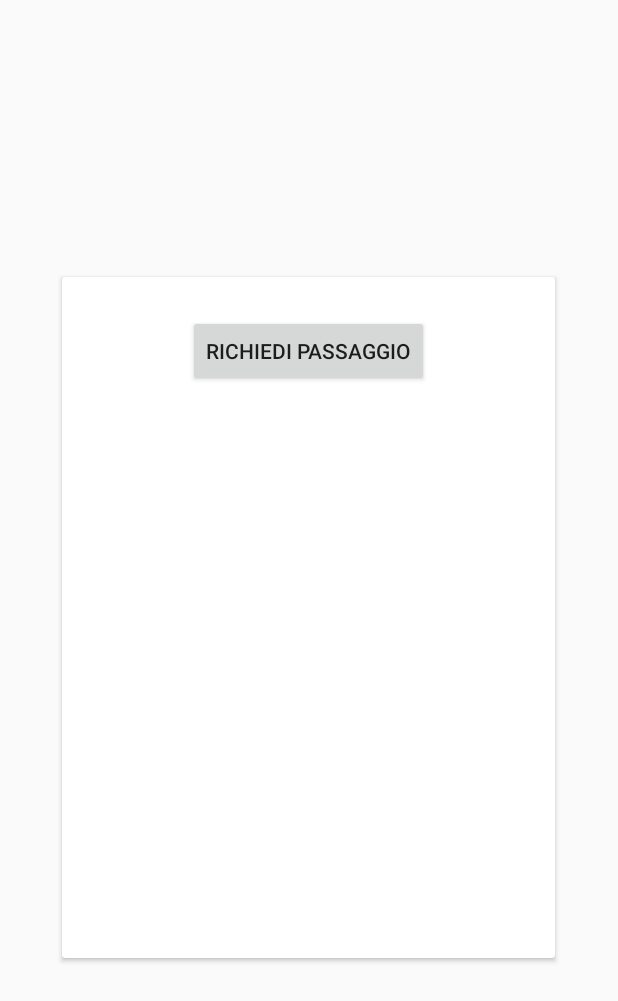
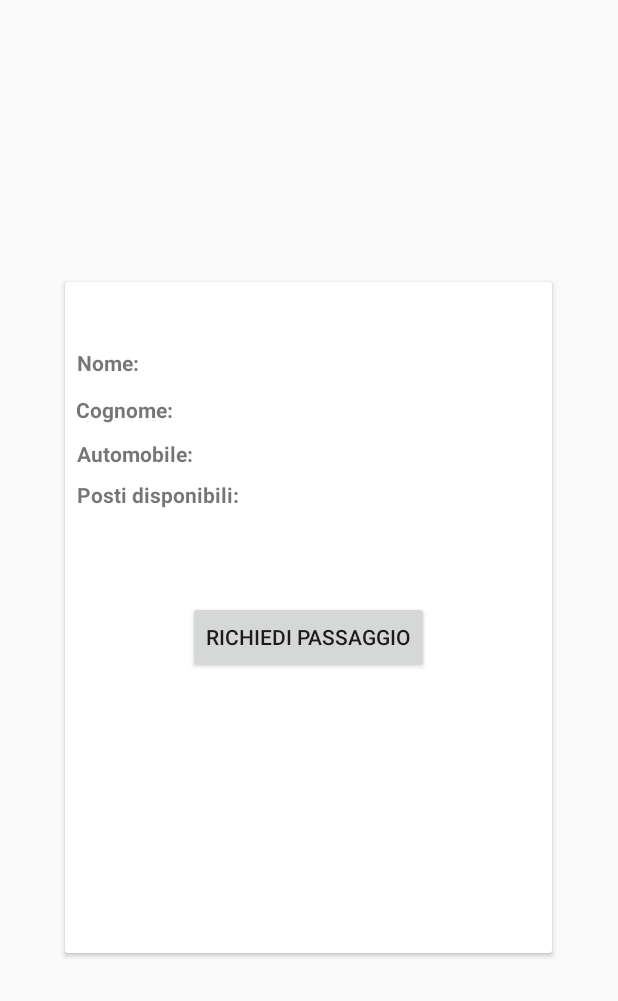
Before and after one commit to dinobrun/car-pooling, an Android app: the layout info_window.xml on its own in the app's theme, with its tools: preview values and no code run, on a phone screen of 412 x 824 dp. Shown: the top 1001 px of the screen. Run offline under Robolectric (Android 15) with nearby library versions, the phone set to English and light mode, and no system bars.

Commit message:
aggiornate visualizzazione info passaggi

```diff
--- a/app/src/main/java/it/uniba/di/sms/carpooling/MapsActivity.java
+++ b/app/src/main/java/it/uniba/di/sms/carpooling/MapsActivity.java
@@ -250,13 +250,18 @@ public class MapsActivity extends FragmentActivity implements OnMapReadyCallback
         params.addRule(RelativeLayout.CENTER_HORIZONTAL, RelativeLayout.TRUE);
         params.addRule(RelativeLayout.ALIGN_PARENT_BOTTOM, RelativeLayout.TRUE);
 
-        TextView txtNome = (TextView) rowView.findViewById(R.id.txtNome);
-        TextView txtCognome = (TextView) rowView.findViewById(R.id.txtCognome);
-        Button btnRequest = (Button) rowView.findViewById(R.id.btnRequest);
+        TextView txtNome = rowView.findViewById(R.id.txtNome);
+        TextView txtCognome = rowView.findViewById(R.id.txtCognome);
+        TextView txtAuto =  rowView.findViewById(R.id.txtAuto);
+        TextView txtPosti = rowView.findViewById(R.id.txtPosti);
+        Button btnRequest =  rowView.findViewById(R.id.btnRequest);
 
         final Passaggio passaggio = (Passaggio) marker.getTag();
-        txtNome.setText(passaggio.getAutista());
-        txtCognome.setText(passaggio.getIndirizzo());
+        txtNome.append(" " + passaggio.getAutista());
+        txtCognome.append(" " + passaggio.getIndirizzo());
+        txtAuto.append(" " + passaggio.getAutomobile());
+        txtPosti.append(" " + Integer.toString(passaggio.getNumPosti()));
+
         if(passaggio.isRichiesto()){
             btnRequest.setClickable(false);
         }else{
--- a/app/src/main/java/it/uniba/di/sms/carpooling/Utente.java
+++ b/app/src/main/java/it/uniba/di/sms/carpooling/Utente.java
@@ -69,7 +69,6 @@ public class Utente {
     }
 
 
-
     public Utente(String username, String nome, String cognome, String indirizzo, String email, String telefono, Boolean confermato) {
         this.username = username;
         this.nome = nome;
@@ -81,6 +80,8 @@ public class Utente {
     }
 
 
+
+
     public void addAzienda(String azienda){
         this.azienda=azienda;
     }
--- a/app/src/main/res/layout/info_window.xml
+++ b/app/src/main/res/layout/info_window.xml
@@ -1,42 +1,100 @@
 <?xml version="1.0" encoding="utf-8"?>
-<LinearLayout xmlns:android="http://schemas.android.com/apk/res/android"
+<android.support.constraint.ConstraintLayout xmlns:android="http://schemas.android.com/apk/res/android"
+    xmlns:app="http://schemas.android.com/apk/res-auto"
+    xmlns:tools="http://schemas.android.com/tools"
     android:orientation="vertical"
     android:layout_width="350dp"
     android:layout_height="475dp"
     android:padding="5dp"
     android:layout_gravity="center">
     <android.support.v7.widget.CardView
+        android:id="@+id/card_view"
         android:layout_width="match_parent"
         android:layout_height="match_parent"
-        android:layout_margin="5dp">
+        android:layout_margin="5dp"
+        android:clickable="true"
+        app:cardPreventCornerOverlap="false"
+        app:cardUseCompatPadding="true">>
 
-    <LinearLayout
+        <android.support.constraint.ConstraintLayout
             android:layout_width="match_parent"
             android:layout_height="wrap_content"
             android:orientation="vertical">
-        <TextView
-            android:id="@+id/txtNome"
-            android:layout_width="wrap_content"
-            android:layout_height="wrap_content"
-            android:textStyle="bold"
-            android:layout_gravity="center_horizontal"
-            android:layout_marginTop="5dp"/>
-        <TextView
-            android:id="@+id/txtCognome"
-            android:layout_width="wrap_content"
-            android:layout_height="wrap_content"
-            android:layout_gravity="center_horizontal"
-            android:layout_marginTop="5dp"/>
-    </LinearLayout>
+
             <Button
                 android:id="@+id/btnRequest"
                 android:layout_width="wrap_content"
-        android:layout_height="wrap_content"
+                android:layout_height="match_parent"
+                android:layout_gravity="center_horizontal"
+                android:layout_marginTop="116dp"
                 android:text="Richiedi passaggio"
-        android:layout_marginTop="25dp"
+                app:layout_constraintEnd_toEndOf="parent"
+                app:layout_constraintStart_toStartOf="parent"
+                app:layout_constraintTop_toBottomOf="@+id/txtCognome" />
+
+            <TextView
+                android:id="@+id/txtNome"
+                android:layout_width="128dp"
+                android:layout_height="23dp"
                 android:layout_gravity="center_horizontal"
-        />
+                android:layout_marginTop="44dp"
+                android:text="Nome:"
+                android:textStyle="bold"
+                app:layout_constraintEnd_toEndOf="parent"
+                app:layout_constraintHorizontal_bias="0.04"
+                app:layout_constraintStart_toStartOf="parent"
+                app:layout_constraintTop_toTopOf="parent" />
+
+            <TextView
+                android:id="@+id/txtCognome"
+                android:layout_width="303dp"
+                android:layout_height="21dp"
+                android:layout_gravity="center_horizontal"
+                android:layout_marginTop="8dp"
+                android:text="Cognome:"
+                android:textStyle="bold"
+                app:layout_constraintEnd_toEndOf="parent"
+                app:layout_constraintHorizontal_bias="0.347"
+                app:layout_constraintStart_toStartOf="parent"
+                app:layout_constraintTop_toBottomOf="@+id/txtNome" />
+
+            <TextView
+                android:id="@+id/txtAuto"
+                android:layout_width="match_parent"
+                android:layout_height="match_parent"
+                android:layout_gravity="center_horizontal"
+                android:layout_marginStart="8dp"
+                android:layout_marginTop="8dp"
+                android:layout_marginEnd="8dp"
+                android:layout_marginBottom="8dp"
+                android:textStyle="bold"
+                android:text="Automobile:"
+                app:layout_constraintBottom_toTopOf="@+id/btnRequest"
+                app:layout_constraintEnd_toEndOf="parent"
+                app:layout_constraintHorizontal_bias="0.034"
+                app:layout_constraintStart_toStartOf="parent"
+                app:layout_constraintTop_toBottomOf="@+id/txtCognome"
+                app:layout_constraintVertical_bias="0.0" />
+
+            <TextView
+                android:id="@+id/txtPosti"
+                android:layout_width="match_parent"
+                android:layout_height="match_parent"
+                android:layout_gravity="center_horizontal"
+                android:layout_marginStart="8dp"
+                android:layout_marginTop="8dp"
+                android:layout_marginEnd="8dp"
+                android:layout_marginBottom="8dp"
+                android:textStyle="bold"
+                android:text="Posti disponibili:"
+                app:layout_constraintBottom_toTopOf="@+id/btnRequest"
+                app:layout_constraintEnd_toEndOf="parent"
+                app:layout_constraintHorizontal_bias="0.034"
+                app:layout_constraintStart_toStartOf="parent"
+                app:layout_constraintTop_toBottomOf="@+id/txtAuto"
+                app:layout_constraintVertical_bias="0.0" />
+        </android.support.constraint.ConstraintLayout>
 
     </android.support.v7.widget.CardView>
 
-</LinearLayout>
+</android.support.constraint.ConstraintLayout>
```
Lines whose indentation alone changed are shown as unchanged.
